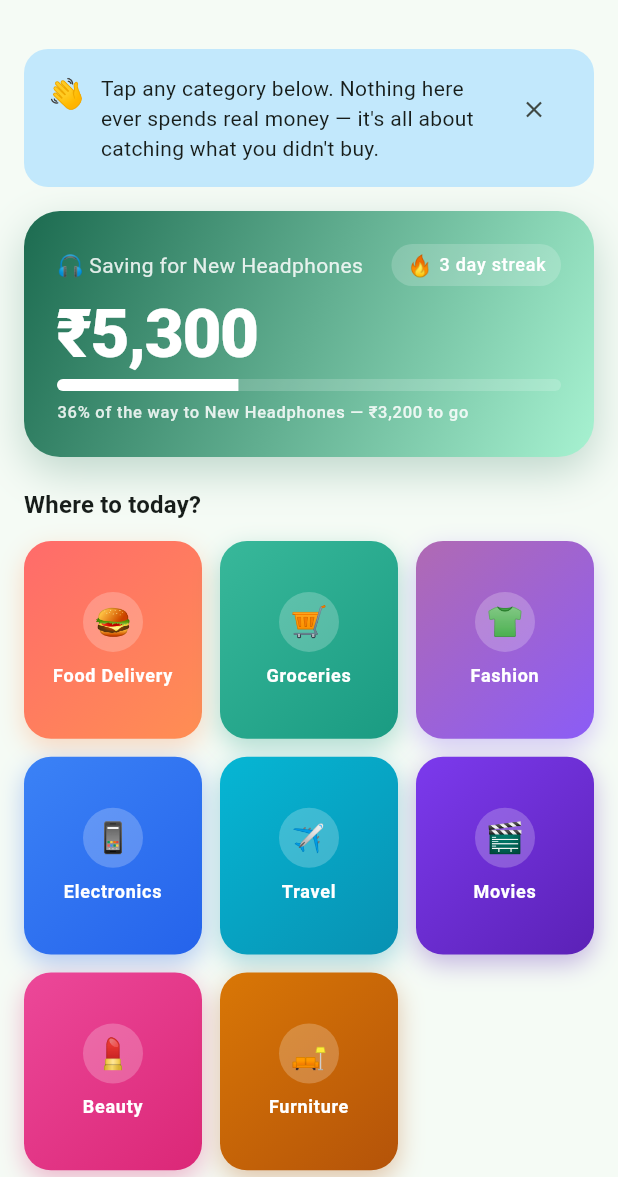
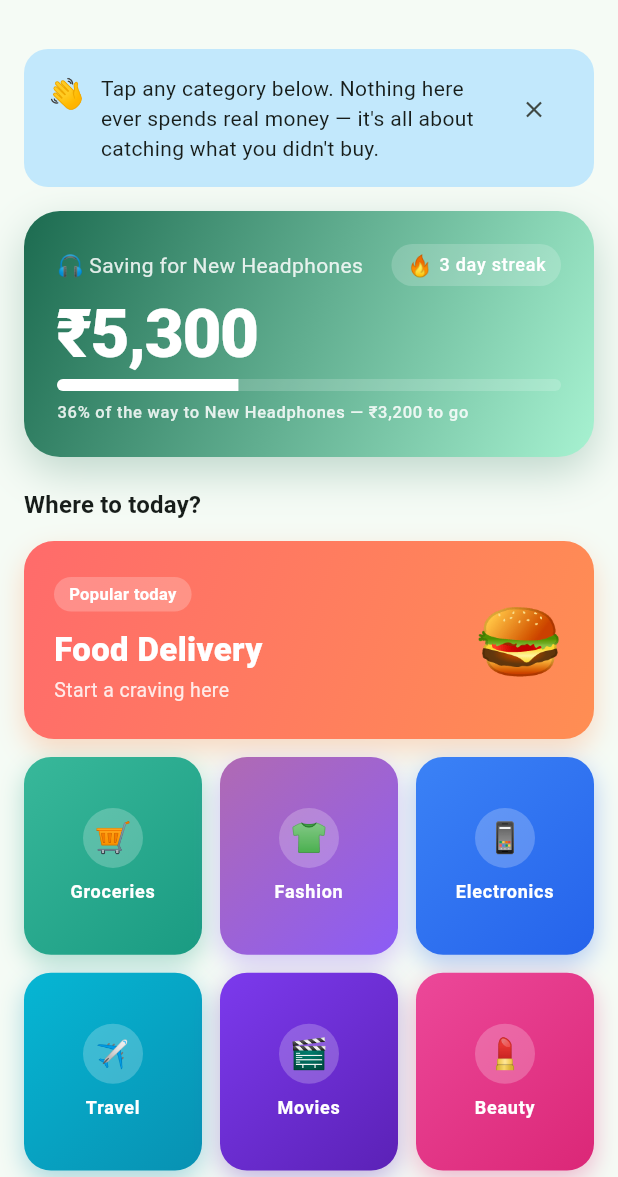
Before and after one commit to baseer-ind/spendzero, a Flutter app: the screen it shows after launch, on a phone screen of 412 x 824 dp, the part 59-1236 px from its top. Run offline on Flutter 3.47's test engine with Material 3 defaults, Android fonts, the phone set to English and light mode, and no system bars; our stand-ins replace flutter_riverpod, go_router, shared_preferences.

Commit message:
Add featured-hero category card to home grid for visual hierarchy
Continues Experience Beta fixes: the home screen's category grid was a
flat, uniform 3-col layout with no entry point. The top category is now
promoted to a wide hero card ("Popular today") above the remaining grid.

```diff
--- a/spendzero/mobile/lib/features/home/presentation/home_screen.dart
+++ b/spendzero/mobile/lib/features/home/presentation/home_screen.dart
@@ -383,15 +383,37 @@ class _CategoryGrid extends StatelessWidget {
 
   final List<SpendCategory> categories;
 
+  void _openCategory(BuildContext context, SpendCategory category) {
+    HapticFeedback.selectionClick();
+    final vertical = _verticalForCategory(category.id, category.slug);
+    if (vertical != null) {
+      context.push('/vertical/$vertical/${category.id}');
+    } else {
+      context.push('/checkout/${category.id}', extra: category);
+    }
+  }
+
   @override
   Widget build(BuildContext context) {
     if (categories.isEmpty) {
       return const _EmptyState(message: 'No categories yet — check back soon.');
     }
-    return GridView.builder(
+    final featured = categories.first;
+    final rest = categories.skip(1).toList();
+    return Column(
+      crossAxisAlignment: CrossAxisAlignment.start,
+      children: [
+        _FeaturedCategoryCard(
+          category: featured,
+          gradient: _categoryGradient(featured.slug, 0),
+          onTap: () => _openCategory(context, featured),
+        ),
+        if (rest.isNotEmpty) ...[
+          const SizedBox(height: 12),
+          GridView.builder(
             shrinkWrap: true,
             physics: const NeverScrollableScrollPhysics(),
-      itemCount: categories.length,
+            itemCount: rest.length,
             gridDelegate: const SliverGridDelegateWithFixedCrossAxisCount(
               crossAxisCount: 3,
               mainAxisSpacing: 12,
@@ -399,23 +421,126 @@ class _CategoryGrid extends StatelessWidget {
               childAspectRatio: 0.9,
             ),
             itemBuilder: (context, index) {
-        final category = categories[index];
+              final category = rest[index];
               return _CategoryTile(
-          index: index,
+                index: index + 1,
                 emoji: category.emoji,
                 name: category.name,
-          gradient: _categoryGradient(category.slug, index),
-          onTap: () {
-            HapticFeedback.selectionClick();
-            final vertical = _verticalForCategory(category.id, category.slug);
-            if (vertical != null) {
-              context.push('/vertical/$vertical/${category.id}');
-            } else {
-              context.push('/checkout/${category.id}', extra: category);
-            }
-          },
+                gradient: _categoryGradient(category.slug, index + 1),
+                onTap: () => _openCategory(context, category),
               );
             },
+          ),
+        ],
+      ],
+    );
+  }
+}
+
+/// A wide hero tile for the top category, so the home grid reads as a
+/// curated "discovery surface" with a clear starting point rather than a
+/// flat, uniform catalog grid.
+class _FeaturedCategoryCard extends StatefulWidget {
+  const _FeaturedCategoryCard({
+    required this.category,
+    required this.gradient,
+    required this.onTap,
+  });
+
+  final SpendCategory category;
+  final List<Color> gradient;
+  final VoidCallback onTap;
+
+  @override
+  State<_FeaturedCategoryCard> createState() => _FeaturedCategoryCardState();
+}
+
+class _FeaturedCategoryCardState extends State<_FeaturedCategoryCard> {
+  bool _pressed = false;
+
+  @override
+  Widget build(BuildContext context) {
+    return AnimatedScale(
+      scale: _pressed ? 0.97 : 1,
+      duration: const Duration(milliseconds: 100),
+      curve: Curves.easeOut,
+      child: GestureDetector(
+        onTapDown: (_) => setState(() => _pressed = true),
+        onTapCancel: () => setState(() => _pressed = false),
+        onTapUp: (_) => setState(() => _pressed = false),
+        child: InkWell(
+          borderRadius: BorderRadius.circular(20),
+          onTap: widget.onTap,
+          child: Container(
+            height: 132,
+            padding: const EdgeInsets.all(20),
+            decoration: BoxDecoration(
+              gradient: LinearGradient(
+                begin: Alignment.topLeft,
+                end: Alignment.bottomRight,
+                colors: widget.gradient,
+              ),
+              borderRadius: BorderRadius.circular(20),
+              boxShadow: [
+                BoxShadow(
+                  color: widget.gradient.last.withOpacity(0.32),
+                  blurRadius: 16,
+                  offset: const Offset(0, 8),
+                ),
+              ],
+            ),
+            child: Semantics(
+              button: true,
+              label: '${widget.category.name}, featured',
+              child: Row(
+                children: [
+                  Expanded(
+                    child: Column(
+                      crossAxisAlignment: CrossAxisAlignment.start,
+                      mainAxisAlignment: MainAxisAlignment.center,
+                      children: [
+                        Container(
+                          padding: const EdgeInsets.symmetric(horizontal: 10, vertical: 4),
+                          decoration: BoxDecoration(
+                            color: Colors.white.withOpacity(0.22),
+                            borderRadius: BorderRadius.circular(999),
+                          ),
+                          child: const Text(
+                            'Popular today',
+                            style: TextStyle(
+                              color: Colors.white,
+                              fontSize: 11,
+                              fontWeight: FontWeight.w600,
+                            ),
+                          ),
+                        ),
+                        const SizedBox(height: 10),
+                        Text(
+                          widget.category.name,
+                          style: const TextStyle(
+                            color: Colors.white,
+                            fontSize: 22,
+                            fontWeight: FontWeight.w800,
+                          ),
+                        ),
+                        const SizedBox(height: 2),
+                        Text(
+                          'Start a craving here',
+                          style: TextStyle(
+                            color: Colors.white.withOpacity(0.85),
+                            fontSize: 13,
+                          ),
+                        ),
+                      ],
+                    ),
+                  ),
+                  Text(widget.category.emoji, style: const TextStyle(fontSize: 48)),
+                ],
+              ),
+            ),
+          ),
+        ),
+      ),
     );
   }
 }
```
Also changed, not shown: 2 other files. Lines whose indentation alone changed are shown as unchanged.
